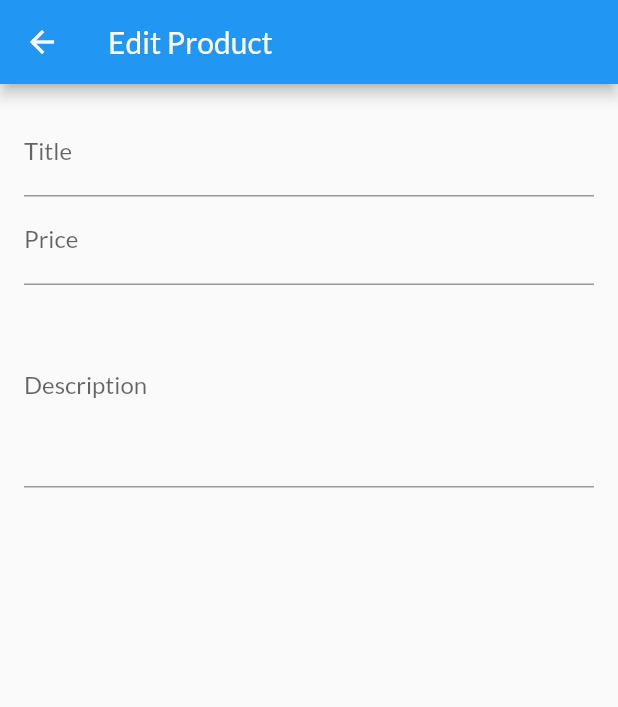
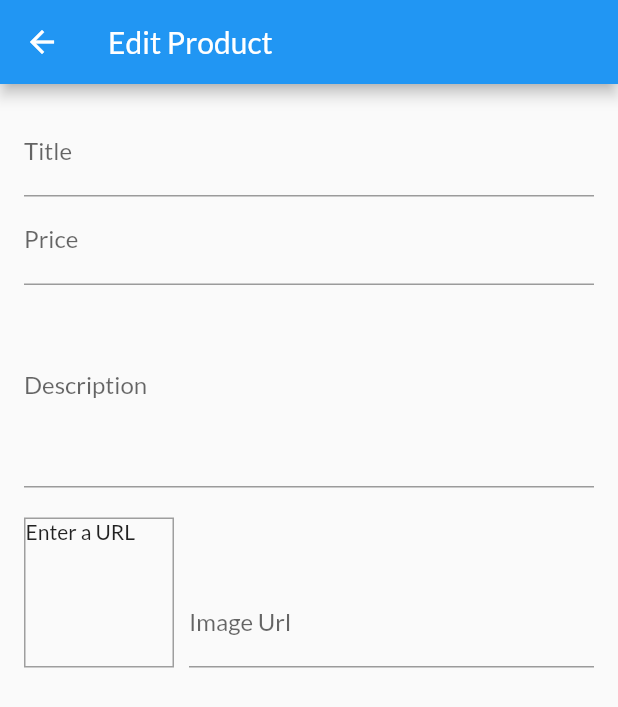
Before and after one commit to sahil-santosh/makemywebsite_shop, a Flutter app: the EditProductScreen screen opened by its route, on a phone screen of 412 x 824 dp. Shown: the top 707 px of the screen. Run offline on Flutter 3.47's test engine with Material 2 defaults, Android fonts, the phone set to English and light mode, and no system bars; our stand-ins replace google_fonts; network calls fail.

Commit message:
day18 imageUrl part on form is completed

```diff
--- a/lib/screens/edit_product_screen.dart
+++ b/lib/screens/edit_product_screen.dart
@@ -8,6 +8,34 @@ class EditProductScreen extends StatefulWidget {
 }
 
 class _EditProductScreenState extends State<EditProductScreen> {
+  // final _priceFocusNode = FocusNode();
+  // final _descriptionFocusNode = FocusNode();
+  final _imageUrlController = TextEditingController();       // day18
+  final _imageUrlFocusNode = FocusNode();                    // day18
+
+  @override                                                  // day18
+  void initState() {
+    _imageUrlFocusNode.addListener(_updateImageUrl);
+    super.initState();
+  }
+
+  void _updateImageUrl (){                                   // day18
+    if(!_imageUrlFocusNode.hasFocus){
+      setState(() {});
+    }
+  }
+
+  @override                                                  // day18 whole dispose function
+  void dispose() {
+    // _priceFocusNode.dispose();
+    // _descriptionFocusNode.dispose();
+    _imageUrlFocusNode.removeListener(_updateImageUrl);
+    _imageUrlController.dispose();
+    _imageUrlFocusNode.dispose();
+
+    super.dispose();
+  }
+
   @override
   Widget build(BuildContext context) {
     return Scaffold(
@@ -22,18 +50,50 @@ class _EditProductScreenState extends State<EditProductScreen> {
               TextFormField(
                 decoration: InputDecoration(labelText: 'Title'),
                 textInputAction: TextInputAction.next,
+                // onFieldSubmitted: (_) {FocusScope.of(context).requestFocus(_priceFocusNode);},
               ),
               TextFormField(
                 decoration: InputDecoration(labelText: 'Price'),
                 textInputAction: TextInputAction.next,
                 keyboardType: TextInputType.number,
+                // focusNode: _priceFocusNode,
+                // onFieldSubmitted: (_) {FocusScope.of(context).requestFocus(_descriptionFocusNode);},
               ),
               TextFormField(
                 decoration: InputDecoration(labelText: 'Description'),
                 maxLines: 5,
-                // textInputAction: TextInputAction.next,
                 keyboardType: TextInputType.multiline,
+                // focusNode: _descriptionFocusNode,
               ),
+              Row(                                                       //day18
+                  crossAxisAlignment: CrossAxisAlignment.end,
+                  children: [
+                    Container(
+                      height: 100,
+                      width: 100,
+                      margin: EdgeInsets.only(top: 20, right: 10),
+                      decoration: BoxDecoration(
+                          border: Border.all(width: 1, color: Colors.grey)),
+                      child: _imageUrlController.text.isEmpty
+                            ? Text('Enter a URL')
+                            : FittedBox(
+                              child: Image.network(
+                                _imageUrlController.text,
+                                fit: BoxFit.cover,
+                              ),
+                            ),
+                      ),
+                    Expanded(
+                      child: TextFormField(
+                        decoration: InputDecoration(labelText: 'Image Url'),
+                        keyboardType: TextInputType.url,
+                        textInputAction: TextInputAction.done,
+                        controller: _imageUrlController,
+                        focusNode: _imageUrlFocusNode,
+                      ),
+                    ),
+                  ],
+                ),
             ],
           ),
         ),
```
